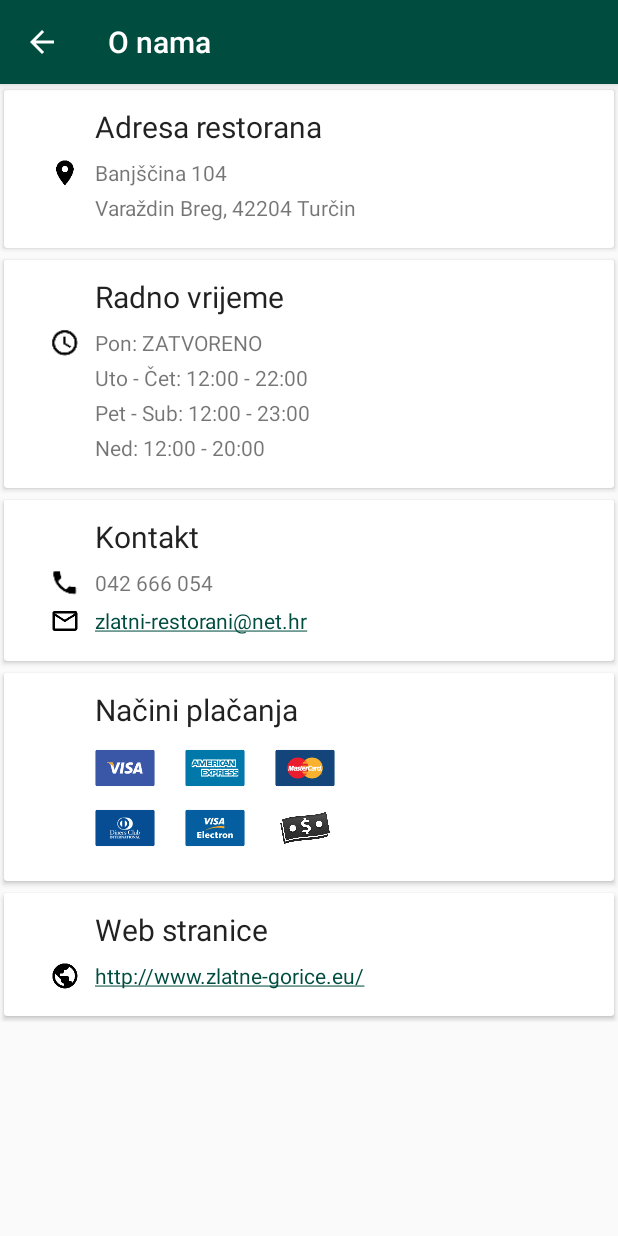
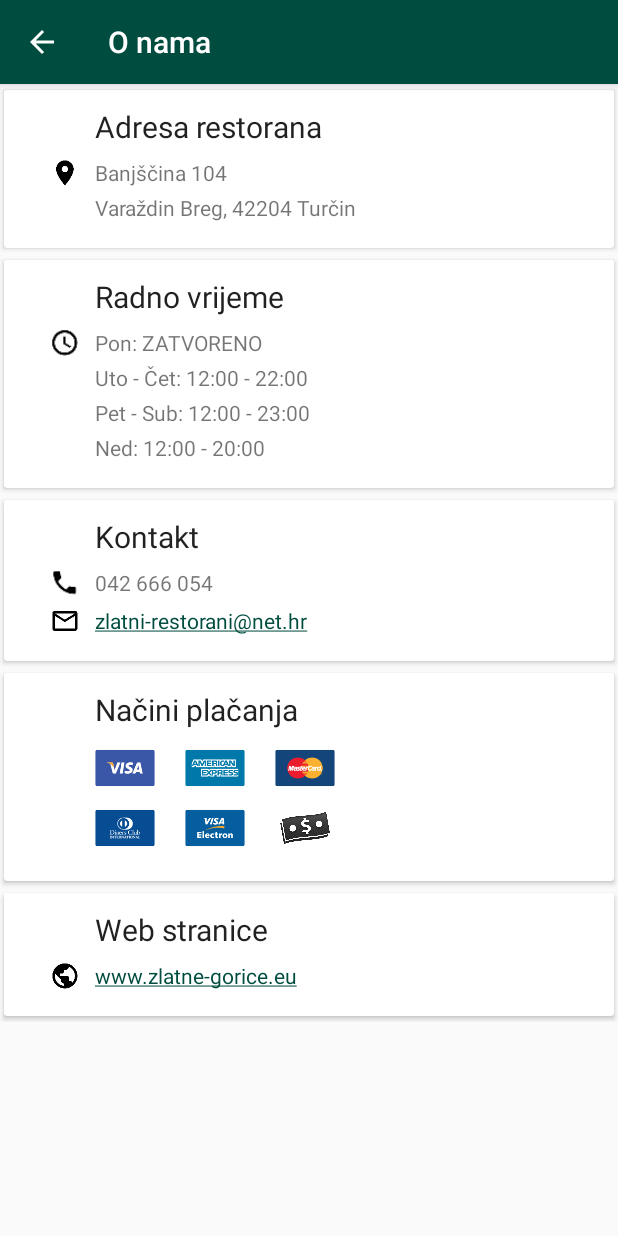
Before and after one commit to MatijaSabo/Zlatna-Rezervacija, an Android app: the AdminMenuActivity screen opened directly, with no data from a screen before it, in the side drawer, after a tap on "O nama", on a phone screen of 412 x 824 dp. Run offline under Robolectric (Android 15) with nearby library versions, the phone set to English and light mode, and no system bars.

```diff
--- a/ZlatnaRezervacija/app/src/main/res/values/strings.xml
+++ b/ZlatnaRezervacija/app/src/main/res/values/strings.xml
@@ -18,11 +18,11 @@
     <string name="odjava">Odjava</string>
     <string name="rezervacije_restorana">Rezervacije restorana</string>
     <string name="rezervacije_na_cekanju">Rezervacije na čekanju</string>
-    <string name="logout_alert_title">Odjava?</string>
+    <string name="logout_alert_title">Odjava</string>
     <string name="logout_alert_message">Jeste li sigurni da se želite odjaviti iz aplikacije?</string>
     <string name="Alert_positive_button">U redu</string>
     <string name="Alert_cancel_button">Poništi</string>
-    <string name="Exit_alert_title">Izlaz?</string>
+    <string name="Exit_alert_title">Izlaz</string>
     <string name="Exit_alert_message">Jeste li sigurni da želite izaći iz aplikacije?</string>
     <string name="repasswordHint">Ponovljena lozinka</string>
     <string name="name_registration">Ime</string>
@@ -119,7 +119,7 @@
     <string name="RestaurantContactPhone">042 666 054</string>
     <string name="RestaurantContactEmail">zlatni-restorani@net.hr</string>
     <string name="RestaurantWebTitle">Web stranice</string>
-    <string name="RestaurantContactWeb">http://www.zlatne-gorice.eu/</string>
+    <string name="RestaurantContactWeb">www.zlatne-gorice.eu</string>
     <string name="RestaurantPaying">Načini plačanja</string>
     <string name="RestaurantWorkingTitle">Radno vrijeme</string>
     <string name="RestaurantWorking1">Pon: ZATVORENO</string>
```
